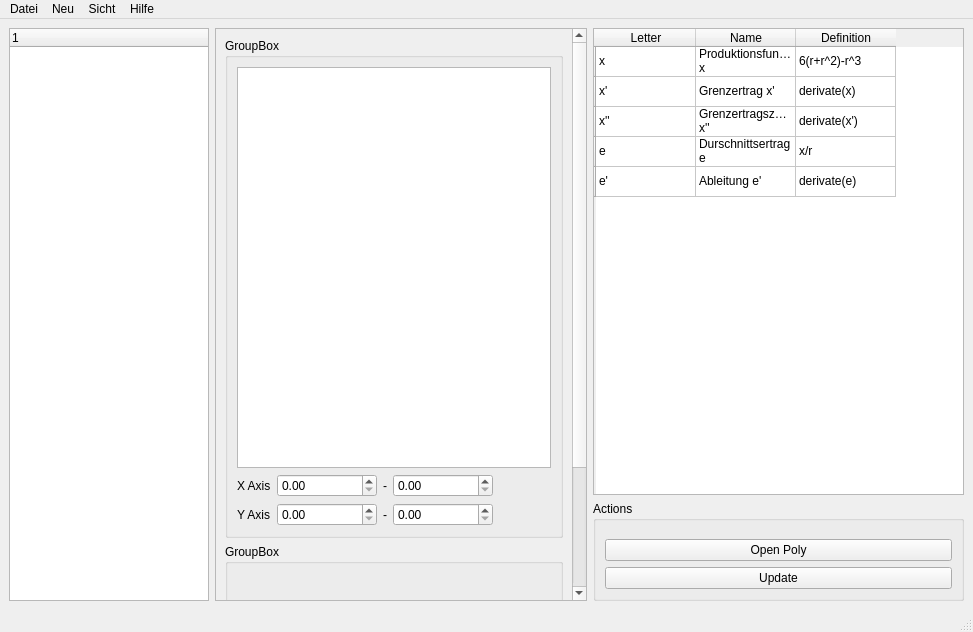
First picture: the form in Graphitty/mainview.ui, repository ultradr3mer/Graphitty, before the edit.
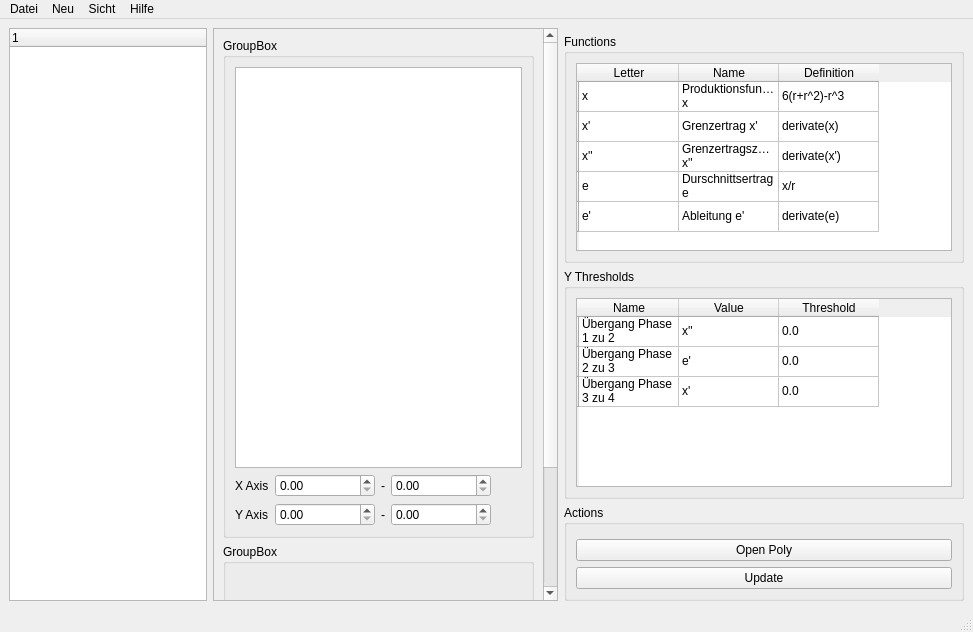
Second picture: the form after the edit. Custom widgets are drawn as their Qt base class.

The edit to the form file:
```diff
--- a/Graphitty/mainview.ui
+++ b/Graphitty/mainview.ui
@@ -15,7 +15,28 @@
   </property>
   <widget class="QWidget" name="centralwidget">
    <layout class="QGridLayout" name="gridLayout">
-    <item row="1" column="2">
+    <item row="0" column="0" rowspan="4">
+     <widget class="QTreeWidget" name="treeWidget_2">
+      <property name="sizePolicy">
+       <sizepolicy hsizetype="Preferred" vsizetype="Expanding">
+        <horstretch>0</horstretch>
+        <verstretch>0</verstretch>
+       </sizepolicy>
+      </property>
+      <property name="maximumSize">
+       <size>
+        <width>200</width>
+        <height>16777215</height>
+       </size>
+      </property>
+      <column>
+       <property name="text">
+        <string notr="true">1</string>
+       </property>
+      </column>
+     </widget>
+    </item>
+    <item row="3" column="2">
      <widget class="QGroupBox" name="groupBox_4">
       <property name="sizePolicy">
        <sizepolicy hsizetype="Preferred" vsizetype="Expanding">
@@ -63,7 +84,101 @@
       </layout>
      </widget>
     </item>
-    <item row="0" column="1" rowspan="2">
+    <item row="2" column="2">
+     <widget class="QGroupBox" name="groupBox_6">
+      <property name="minimumSize">
+       <size>
+        <width>400</width>
+        <height>200</height>
+       </size>
+      </property>
+      <property name="title">
+       <string>Y Thresholds</string>
+      </property>
+      <layout class="QGridLayout" name="gridLayout_4">
+       <item row="0" column="0">
+        <widget class="QTableWidget" name="yThresholds">
+         <row>
+          <property name="text">
+           <string/>
+          </property>
+         </row>
+         <row>
+          <property name="text">
+           <string/>
+          </property>
+         </row>
+         <row>
+          <property name="text">
+           <string/>
+          </property>
+         </row>
+         <column>
+          <property name="text">
+           <string>Name</string>
+          </property>
+         </column>
+         <column>
+          <property name="text">
+           <string>Value</string>
+          </property>
+         </column>
+         <column>
+          <property name="text">
+           <string>Threshold</string>
+          </property>
+         </column>
+         <item row="0" column="0">
+          <property name="text">
+           <string>Übergang Phase 1 zu 2</string>
+          </property>
+         </item>
+         <item row="0" column="1">
+          <property name="text">
+           <string>x''</string>
+          </property>
+         </item>
+         <item row="0" column="2">
+          <property name="text">
+           <string>0.0</string>
+          </property>
+         </item>
+         <item row="1" column="0">
+          <property name="text">
+           <string>Übergang Phase 2 zu 3</string>
+          </property>
+         </item>
+         <item row="1" column="1">
+          <property name="text">
+           <string>e'</string>
+          </property>
+         </item>
+         <item row="1" column="2">
+          <property name="text">
+           <string>0.0</string>
+          </property>
+         </item>
+         <item row="2" column="0">
+          <property name="text">
+           <string>Übergang Phase 3 zu 4</string>
+          </property>
+         </item>
+         <item row="2" column="1">
+          <property name="text">
+           <string>x'</string>
+          </property>
+         </item>
+         <item row="2" column="2">
+          <property name="text">
+           <string>0.0</string>
+          </property>
+         </item>
+        </widget>
+       </item>
+      </layout>
+     </widget>
+    </item>
+    <item row="0" column="1" rowspan="4">
      <widget class="QScrollArea" name="scrollArea">
       <property name="widgetResizable">
        <bool>true</bool>
@@ -73,7 +188,7 @@
         <rect>
          <x>0</x>
          <y>0</y>
-         <width>356</width>
+         <width>328</width>
          <height>730</height>
         </rect>
        </property>
@@ -235,28 +350,19 @@
       </widget>
      </widget>
     </item>
-    <item row="0" column="0" rowspan="2">
-     <widget class="QTreeWidget" name="treeWidget_2">
-      <property name="sizePolicy">
-       <sizepolicy hsizetype="Preferred" vsizetype="Expanding">
-        <horstretch>0</horstretch>
-        <verstretch>0</verstretch>
-       </sizepolicy>
-      </property>
-      <property name="maximumSize">
+    <item row="1" column="2">
+     <widget class="QGroupBox" name="groupBox_5">
+      <property name="minimumSize">
        <size>
-        <width>200</width>
-        <height>16777215</height>
+        <width>400</width>
+        <height>200</height>
        </size>
       </property>
-      <column>
-       <property name="text">
-        <string notr="true">1</string>
-       </property>
-      </column>
-     </widget>
-    </item>
-    <item row="0" column="2">
+      <property name="title">
+       <string>Functions</string>
+      </property>
+      <layout class="QGridLayout" name="gridLayout_5">
+       <item row="0" column="0">
      <widget class="QTableWidget" name="tableWidget">
       <property name="minimumSize">
        <size>
@@ -385,6 +491,9 @@
         <string>derivate(e)</string>
        </property>
       </item>
+        </widget>
+       </item>
+      </layout>
      </widget>
     </item>
    </layout>
```
Lines whose indentation alone changed are shown as unchanged.
